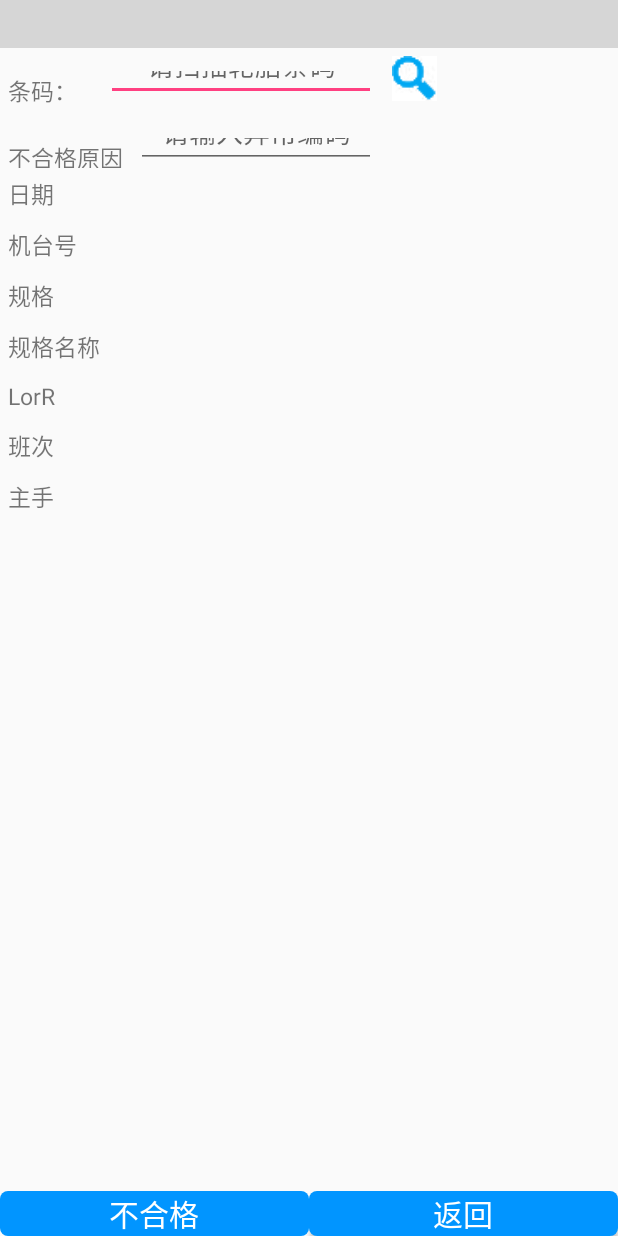
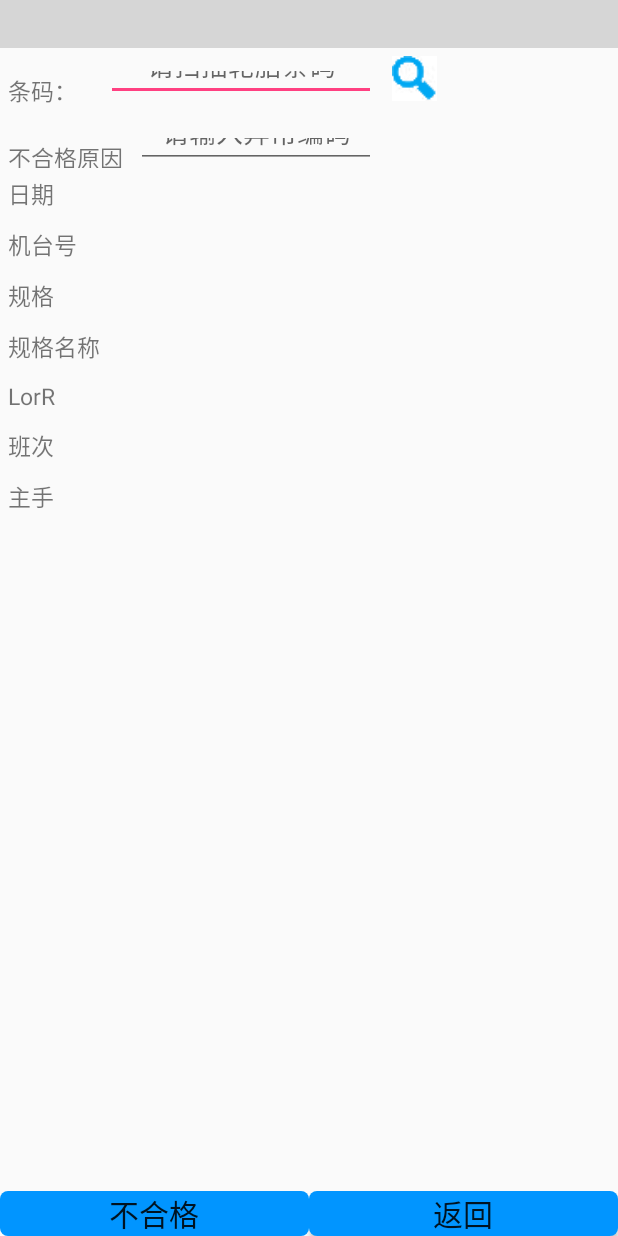
Before and after one commit to Zhangzhr123/HSProductNew, an Android app: the CheckActivity screen opened directly, with no data from a screen before it, on a phone screen of 412 x 824 dp. Run offline under Robolectric (Android 15) with nearby library versions, the phone set to English and light mode, and no system bars; libraries missing offline, so code that uses them is left out: com.xuexiang.xui; plain views replace ClearEditText, TitleBar; grey boxes are pictures that could not be loaded.

Commit message:
样式修改

```diff
--- a/app/src/main/java/com/hsproduce/App.java
+++ b/app/src/main/java/com/hsproduce/App.java
@@ -20,7 +20,7 @@ public class App extends Application {
     public static String lr = "";
     public static String access_token = "";
     public static String Iu = "";
-    public static String ip = "";//27191q95f3.wicp.vip:21127
+    public static String ip = "";//10.2.129.132:8001
     public static String version = "";
 
     @Override
--- a/app/src/main/res/layout/activity_check.xml
+++ b/app/src/main/res/layout/activity_check.xml
@@ -206,7 +206,6 @@
                 android:textAlignment="center"
                 android:layout_gravity="bottom"
                 android:gravity="bottom"
-                android:textColor="@color/white"
                 android:text="不合格"
                 android:visibility="visible"/>
         <Button
@@ -220,7 +219,6 @@
                 android:gravity="bottom"
                 android:background="@drawable/button_change"
                 android:text="返回"
-                android:textColor="@color/white"
                 android:visibility="visible"/>
     </LinearLayout>
     <!--        </RelativeLayout>-->
--- a/app/src/main/res/layout/activity_forming.xml
+++ b/app/src/main/res/layout/activity_forming.xml
@@ -161,7 +161,6 @@
                 android:gravity="bottom"
                 android:textSize="20sp"
                 android:textAlignment="center"
-                android:textColor="@color/white"
                 android:text="开始"/>
         <Button
                 android:id="@+id/update"
@@ -173,7 +172,6 @@
                 android:gravity="bottom"
                 android:textSize="20sp"
                 android:textAlignment="center"
-                android:textColor="@color/white"
                 android:text="修改"/>
         <Button
                 android:id="@+id/finish"
@@ -185,7 +183,6 @@
                 android:gravity="bottom"
                 android:textSize="20sp"
                 android:textAlignment="center"
-                android:textColor="@color/white"
                 android:text="完成"/>
         <Button
                 android:id="@+id/out"
@@ -197,7 +194,6 @@
                 android:gravity="bottom"
                 android:textSize="20sp"
                 android:textAlignment="center"
-                android:textColor="@color/white"
                 android:text="返回"/>
     </LinearLayout>
 
--- a/app/src/main/res/layout/activity_forming_detailchange.xml
+++ b/app/src/main/res/layout/activity_forming_detailchange.xml
@@ -218,7 +218,7 @@
                         android:textAlignment="center"
                         android:layout_gravity="bottom"
                         android:gravity="bottom"
-                        android:textColor="@color/white"
+
                         android:text="变更"/>
                 <Button
                         android:id="@+id/out"
@@ -230,7 +230,7 @@
                         android:textAlignment="center"
                         android:layout_gravity="bottom"
                         android:gravity="bottom"
-                        android:textColor="@color/white"
+
                         android:text="返回"/>
             </LinearLayout>
 <!--        </RelativeLayout>-->
--- a/app/src/main/res/layout/activity_switchforming.xml
+++ b/app/src/main/res/layout/activity_switchforming.xml
@@ -177,7 +177,6 @@
                 android:gravity="bottom"
                 android:textSize="20sp"
                 android:textAlignment="center"
-                android:textColor="@color/white"
                 android:text="规格交替"/>
         <Button
                 android:id="@+id/out"
@@ -189,7 +188,6 @@
                 android:gravity="bottom"
                 android:textSize="20sp"
                 android:textAlignment="center"
-                android:textColor="@color/white"
                 android:text="返回"/>
     </LinearLayout>
 
```
